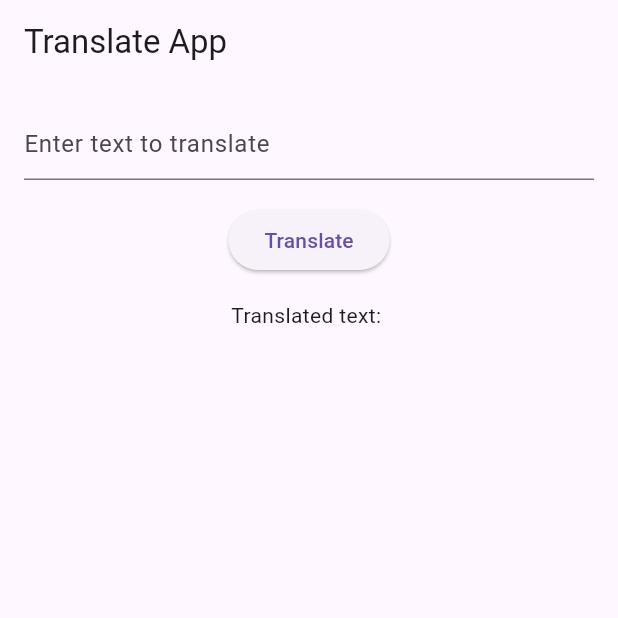
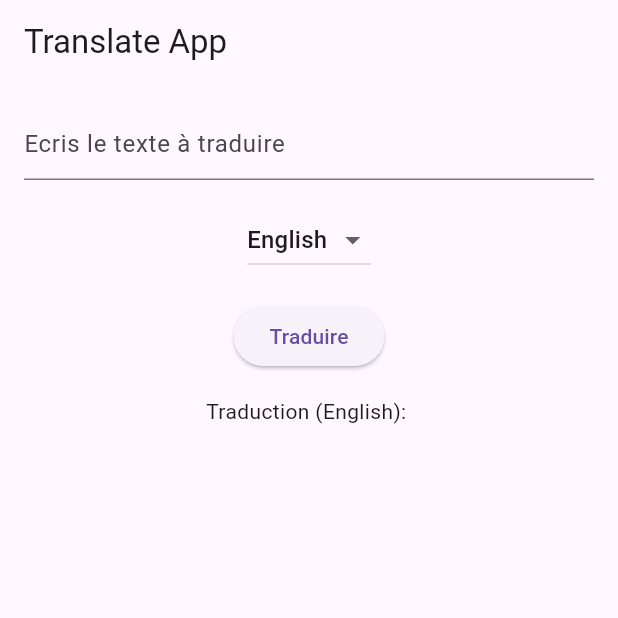
Before and after one commit to CapitaineBarbarossa/tp_api_trad, a Flutter app: the screen it shows after launch, on a phone screen of 412 x 824 dp, the top half of it. Run offline on Flutter 3.47's test engine with Material 3 defaults, Android fonts, the light colour scheme and no system bars; our stand-ins replace logger, shared_preferences.

Commit message:
update appli à jour

```diff
--- a/lib/screens/home_screen.dart
+++ b/lib/screens/home_screen.dart
@@ -12,12 +12,22 @@ class HomeScreenState extends State<HomeScreen> {
   final TranslationService _translationService = TranslationService();
   final TextEditingController _textController = TextEditingController();
   String _translatedText = '';
+  String _selectedLanguage = 'English'; // Langue par défaut
+
+  // Liste des langues disponibles
+  final List<String> _languages = [
+    'English',
+    'French',
+    'Spanish',
+    'German',
+    'Italian'
+  ];
 
   void _translate() async {
     final text = _textController.text;
     if (text.isNotEmpty) {
-      final translation = await _translationService.translate(
-          text, 'French'); // Vous pouvez changer 'French' selon vos besoins
+      final translation =
+          await _translationService.translate(text, _selectedLanguage);
       setState(() {
         _translatedText = translation;
       });
@@ -37,16 +47,31 @@ class HomeScreenState extends State<HomeScreen> {
             TextField(
               controller: _textController,
               decoration: const InputDecoration(
-                hintText: 'Enter text to translate',
+                hintText: 'Ecris le texte à traduire',
               ),
+            ),
+            const SizedBox(height: 16),
+            DropdownButton<String>(
+              value: _selectedLanguage,
+              onChanged: (String? newValue) {
+                setState(() {
+                  _selectedLanguage = newValue!;
+                });
+              },
+              items: _languages.map<DropdownMenuItem<String>>((String value) {
+                return DropdownMenuItem<String>(
+                  value: value,
+                  child: Text(value),
+                );
+              }).toList(),
             ),
             const SizedBox(height: 16),
             ElevatedButton(
               onPressed: _translate,
-              child: const Text('Translate'),
+              child: const Text('Traduire'),
             ),
             const SizedBox(height: 16),
-            Text('Translated text: $_translatedText'),
+            Text('Traduction ($_selectedLanguage): $_translatedText'),
           ],
         ),
       ),
--- a/pubspec.yaml
+++ b/pubspec.yaml
@@ -31,12 +31,13 @@ dependencies:
   flutter:
     sdk: flutter
   shared_preferences: ^2.2.2
-  http: ^0.13.5
+  http: ^1.2.1
   logger: ^1.3.0
 
   # The following adds the Cupertino Icons font to your application.
   # Use with the CupertinoIcons class for iOS style icons.
   cupertino_icons: ^1.0.8
+  groq: ^0.0.7
 
 dev_dependencies:
   flutter_test:
```
Also changed, not shown: pubspec.lock.
